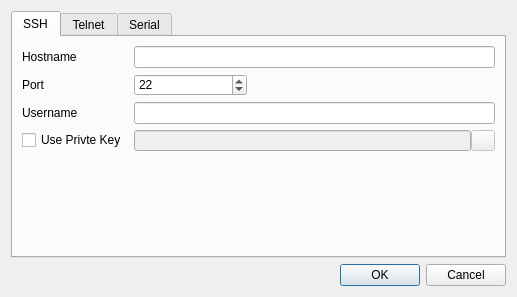
Before: the Qt Designer form dialog/connectdialog.ui in flysnow010/flyterm, drawn with Qt 5.
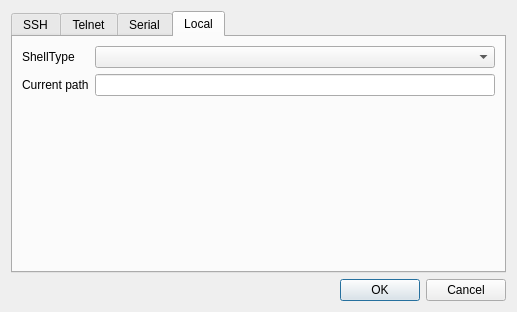
After: the same form once the commit is applied. The open tabs and pages were chosen to show the change. Icons and pictures are not drawn.

```diff
--- a/dialog/connectdialog.ui
+++ b/dialog/connectdialog.ui
@@ -7,14 +7,27 @@
     <x>0</x>
     <y>0</y>
     <width>517</width>
-    <height>297</height>
+    <height>312</height>
    </rect>
   </property>
   <property name="windowTitle">
    <string>Connect</string>
   </property>
   <layout class="QGridLayout" name="gridLayout_4">
-   <item row="0" column="0">
+   <item row="2" column="0">
+    <widget class="QDialogButtonBox" name="buttonBox">
+     <property name="orientation">
+      <enum>Qt::Horizontal</enum>
+     </property>
+     <property name="standardButtons">
+      <set>QDialogButtonBox::Cancel|QDialogButtonBox::Ok</set>
+     </property>
+     <property name="centerButtons">
+      <bool>false</bool>
+     </property>
+    </widget>
+   </item>
+   <item row="1" column="0">
     <widget class="QTabWidget" name="tabWidget">
      <property name="enabled">
       <bool>true</bool>
@@ -278,19 +291,50 @@
        </item>
       </layout>
      </widget>
-    </widget>
-   </item>
-   <item row="1" column="0">
-    <widget class="QDialogButtonBox" name="buttonBox">
-     <property name="orientation">
-      <enum>Qt::Horizontal</enum>
-     </property>
-     <property name="standardButtons">
-      <set>QDialogButtonBox::Cancel|QDialogButtonBox::Ok</set>
-     </property>
-     <property name="centerButtons">
-      <bool>false</bool>
-     </property>
+     <widget class="QWidget" name="tabLocal">
+      <attribute name="title">
+       <string>Local</string>
+      </attribute>
+      <layout class="QVBoxLayout" name="verticalLayout">
+       <item>
+        <layout class="QGridLayout" name="gridLayout_5">
+         <item row="0" column="0">
+          <widget class="QLabel" name="label_13">
+           <property name="text">
+            <string>ShellType</string>
+           </property>
+          </widget>
+         </item>
+         <item row="0" column="1">
+          <widget class="QComboBox" name="comboBoxSheelType"/>
+         </item>
+         <item row="1" column="0">
+          <widget class="QLabel" name="label_14">
+           <property name="text">
+            <string>Current path</string>
+           </property>
+          </widget>
+         </item>
+         <item row="1" column="1">
+          <widget class="QLineEdit" name="lineEditCurentPath"/>
+         </item>
+        </layout>
+       </item>
+       <item>
+        <spacer name="verticalSpacer_2">
+         <property name="orientation">
+          <enum>Qt::Vertical</enum>
+         </property>
+         <property name="sizeHint" stdset="0">
+          <size>
+           <width>20</width>
+           <height>140</height>
+          </size>
+         </property>
+        </spacer>
+       </item>
+      </layout>
+     </widget>
     </widget>
    </item>
   </layout>
```
